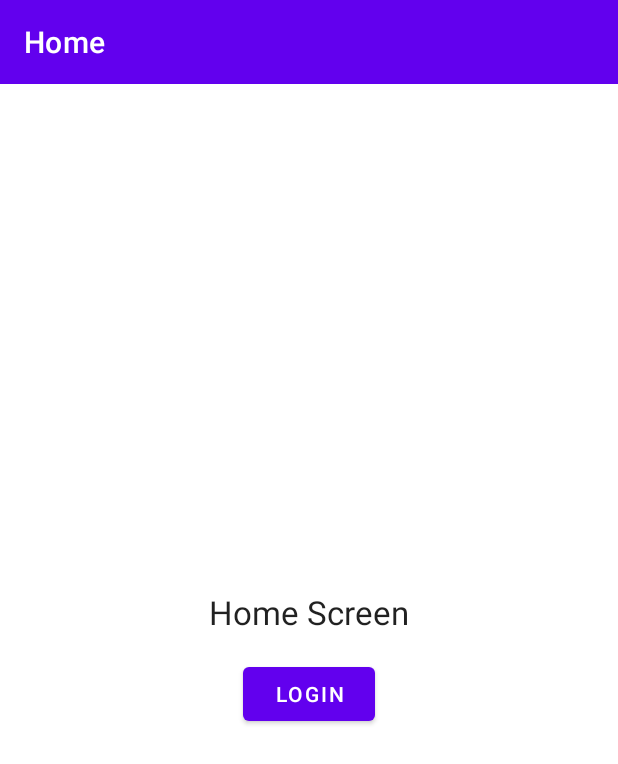
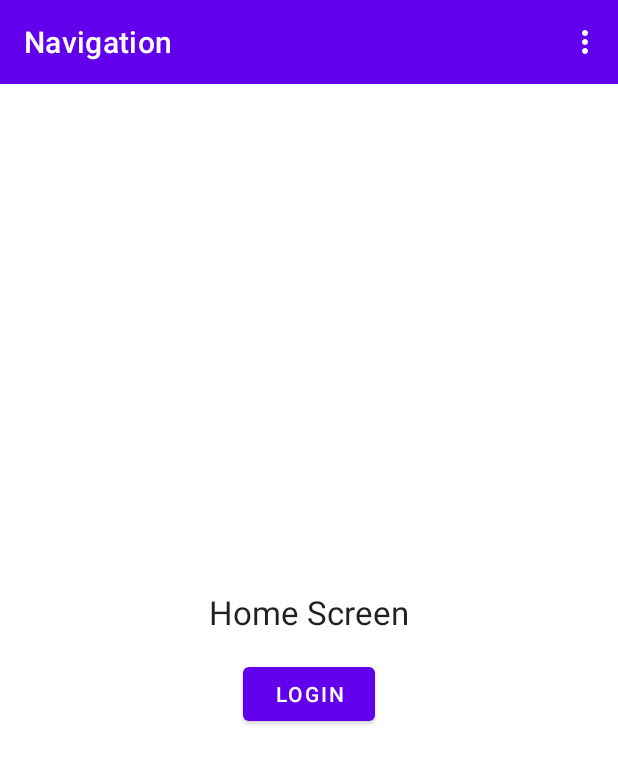
Before and after one commit to rbartelt/Navigation, an Android app: the screen it shows after launch (MainActivity), on a phone screen of 412 x 824 dp. Shown: the top 764 px of the screen. Run offline under Robolectric (Android 15) with nearby library versions, the phone set to English and light mode, and no system bars; our stand-ins replace navigation-ui.

Commit message:
added Options Menu https://www.youtube.com/watch?v=WWgNCPu8MeQ

```diff
--- a/app/src/main/java/de/xxlstrandkorbverleih/navigation/MainActivity.java
+++ b/app/src/main/java/de/xxlstrandkorbverleih/navigation/MainActivity.java
@@ -1,5 +1,6 @@
 package de.xxlstrandkorbverleih.navigation;
 
+import androidx.annotation.NonNull;
 import androidx.appcompat.app.AppCompatActivity;
 import androidx.appcompat.widget.Toolbar;
 import androidx.navigation.NavController;
@@ -9,9 +10,12 @@ import androidx.navigation.ui.AppBarConfiguration;
 import androidx.navigation.ui.NavigationUI;
 
 import android.os.Bundle;
+import android.view.Menu;
+import android.view.MenuInflater;
+import android.view.MenuItem;
 
 public class MainActivity extends AppCompatActivity {
-    //private NavController navController;
+    private NavController navController;
 
     @Override
     protected void onCreate(Bundle savedInstanceState) {
@@ -19,14 +23,26 @@ public class MainActivity extends AppCompatActivity {
         setContentView(R.layout.activity_main);
 
         final NavHostFragment navHostFragment = (NavHostFragment) getSupportFragmentManager().findFragmentById(R.id.nav_host_fragment);
-        final NavController navController = navHostFragment.getNavController();
+        navController = navHostFragment.getNavController();
         Toolbar toolbar = findViewById(R.id.toolbar);
-
+        setSupportActionBar(toolbar);
         NavigationUI.setupWithNavController(toolbar, navController);
     }
 
     @Override
+    public boolean onCreateOptionsMenu(Menu menu) {
+        MenuInflater inflater = getMenuInflater();
+        inflater.inflate(R.menu.options_menu,menu);
+        return true;
+    }
+
+    @Override
+    public boolean onOptionsItemSelected(@NonNull MenuItem item) {
+        return NavigationUI.onNavDestinationSelected(item, navController) || super.onOptionsItemSelected(item);
+    }
+
+    @Override
     public boolean onSupportNavigateUp() {
-        return super.onSupportNavigateUp();
+        return navController.navigateUp() || super.onSupportNavigateUp();
     }
 }
--- /dev/null
+++ b/app/src/main/res/menu/options_menu.xml
@@ -0,0 +1,10 @@
+<?xml version="1.0" encoding="utf-8"?>
+<menu xmlns:android="http://schemas.android.com/apk/res/android"
+    xmlns:app="http://schemas.android.com/apk/res-auto">
+
+    <item
+        android:id="@+id/settingsFragment"
+        android:title="Settings"
+        android:menuCategory="secondary"
+        app:showAsAction="never"/>
+</menu>
--- a/app/src/main/res/navigation/nav_graph.xml
+++ b/app/src/main/res/navigation/nav_graph.xml
@@ -48,4 +48,9 @@
             app:popUpTo="@id/homeFragment"
             app:popUpToInclusive="true" />
     </fragment>
+    <fragment
+        android:id="@+id/settingsFragment"
+        android:name="de.xxlstrandkorbverleih.navigation.SettingsFragment"
+        android:label="Settings"
+        tools:layout="@layout/fragment_settings" />
 </navigation>
```
Also changed, not shown: app/src/main/java/de/xxlstrandkorbverleih/navigation/SettingsFragment.java (added, +9 -0 lines), app/src/main/res/layout/fragment_settings.xml (added, +23 -0 lines).
